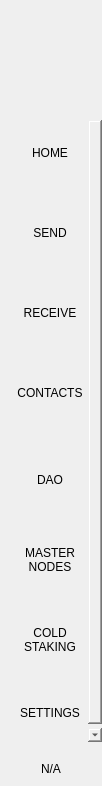
The window that src/qt/bltg/forms/navmenuwidget.ui (minerric/BLTG) describes before a commit, drawn with Qt 5.
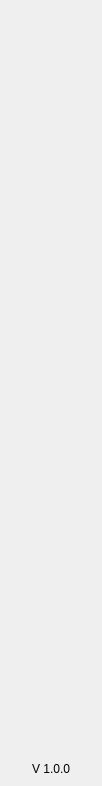
The same window after the commit.

What changed in the file:
```diff
--- a/src/qt/bltg/forms/navmenuwidget.ui
+++ b/src/qt/bltg/forms/navmenuwidget.ui
@@ -36,7 +36,7 @@
    </property>
    <item>
     <widget class="QWidget" name="navContainer_2" native="true">
-     <layout class="QVBoxLayout" name="navContainer" stretch="0,0,0,0">
+     <layout class="QVBoxLayout" name="navContainer" stretch="0,0,0,0,0,0,0,0,1,0,0">
       <property name="spacing">
        <number>0</number>
       </property>
@@ -75,90 +75,6 @@
        </widget>
       </item>
       <item>
-       <widget class="QScrollArea" name="scrollAreaNav">
-        <property name="sizePolicy">
-         <sizepolicy hsizetype="Expanding" vsizetype="Expanding">
-          <horstretch>0</horstretch>
-          <verstretch>0</verstretch>
-         </sizepolicy>
-        </property>
-        <property name="minimumSize">
-         <size>
-          <width>0</width>
-          <height>0</height>
-         </size>
-        </property>
-        <property name="styleSheet">
-         <string notr="true">QScrollBar {
-height:0px;
- width:0px;
-}
-
-#scrollAreaNav{
-background-color:transparent;
-}</string>
-        </property>
-        <property name="horizontalScrollBarPolicy">
-         <enum>Qt::ScrollBarAlwaysOff</enum>
-        </property>
-        <property name="sizeAdjustPolicy">
-         <enum>QAbstractScrollArea::AdjustToContents</enum>
-        </property>
-        <property name="widgetResizable">
-         <bool>true</bool>
-        </property>
-        <property name="alignment">
-         <set>Qt::AlignLeading|Qt::AlignLeft|Qt::AlignTop</set>
-        </property>
-        <widget class="QWidget" name="scrollAreaNavVert">
-         <property name="geometry">
-          <rect>
-           <x>0</x>
-           <y>0</y>
-           <width>100</width>
-           <height>640</height>
-          </rect>
-         </property>
-         <property name="sizePolicy">
-          <sizepolicy hsizetype="Preferred" vsizetype="Expanding">
-           <horstretch>0</horstretch>
-           <verstretch>0</verstretch>
-          </sizepolicy>
-         </property>
-         <property name="minimumSize">
-          <size>
-           <width>0</width>
-           <height>0</height>
-          </size>
-         </property>
-         <property name="autoFillBackground">
-          <bool>false</bool>
-         </property>
-         <property name="styleSheet">
-          <string notr="true">#scrollAreaNavVert{
-background-color:transparent;
-}</string>
-         </property>
-         <layout class="QVBoxLayout" name="verticalLayout_3">
-          <property name="spacing">
-           <number>0</number>
-          </property>
-          <property name="sizeConstraint">
-           <enum>QLayout::SetDefaultConstraint</enum>
-          </property>
-          <property name="leftMargin">
-           <number>0</number>
-          </property>
-          <property name="topMargin">
-           <number>0</number>
-          </property>
-          <property name="rightMargin">
-           <number>0</number>
-          </property>
-          <property name="bottomMargin">
-           <number>0</number>
-          </property>
-          <item>
            <widget class="QToolButton" name="btnDashboard">
             <property name="minimumSize">
              <size>
@@ -167,8 +83,7 @@
              </size>
             </property>
             <property name="text">
-             <string>HOME
-</string>
+         <string/>
             </property>
             <property name="iconSize">
              <size>
@@ -196,8 +111,7 @@
              </size>
             </property>
             <property name="text">
-             <string>SEND
-</string>
+         <string/>
             </property>
             <property name="iconSize">
              <size>
@@ -222,8 +136,7 @@
              </size>
             </property>
             <property name="text">
-             <string>RECEIVE
-</string>
+         <string/>
             </property>
             <property name="checkable">
              <bool>true</bool>
@@ -242,8 +155,7 @@
              </size>
             </property>
             <property name="text">
-             <string>CONTACTS
-</string>
+         <string/>
             </property>
             <property name="iconSize">
              <size>
@@ -260,7 +172,7 @@
            </widget>
           </item>
           <item>
-           <widget class="QToolButton" name="btnGovernance">
+       <widget class="QToolButton" name="btnPrivacy">
             <property name="minimumSize">
              <size>
               <width>100</width>
@@ -268,7 +180,7 @@
              </size>
             </property>
             <property name="text">
-             <string>DAO</string>
+         <string/>
             </property>
             <property name="iconSize">
              <size>
@@ -293,8 +205,7 @@
              </size>
             </property>
             <property name="text">
-             <string>MASTER
-NODES</string>
+         <string/>
             </property>
             <property name="iconSize">
              <size>
@@ -319,8 +230,7 @@
              </size>
             </property>
             <property name="text">
-             <string>COLD
-STAKING</string>
+         <string/>
             </property>
             <property name="iconSize">
              <size>
@@ -345,8 +255,7 @@
              </size>
             </property>
             <property name="text">
-             <string>SETTINGS
-</string>
+         <string/>
             </property>
             <property name="iconSize">
              <size>
@@ -360,10 +269,6 @@
             <property name="autoExclusive">
              <bool>true</bool>
             </property>
-           </widget>
-          </item>
-         </layout>
-        </widget>
        </widget>
       </item>
       <item>
@@ -371,27 +276,18 @@
         <property name="orientation">
          <enum>Qt::Vertical</enum>
         </property>
-        <property name="sizeType">
-         <enum>QSizePolicy::Minimum</enum>
-        </property>
         <property name="sizeHint" stdset="0">
          <size>
           <width>20</width>
-          <height>20</height>
+          <height>40</height>
          </size>
         </property>
        </spacer>
       </item>
       <item alignment="Qt::AlignHCenter">
        <widget class="QLabel" name="labelVersion">
-        <property name="maximumSize">
-         <size>
-          <width>16777215</width>
-          <height>60</height>
-         </size>
-        </property>
         <property name="text">
-         <string notr="true">N/A</string>
+         <string>V 1.0.0</string>
         </property>
         <property name="alignment">
          <set>Qt::AlignBottom|Qt::AlignHCenter</set>
```
Left out of the diff: 2 changed lines with no effect on the pictures. Lines whose indentation alone changed are shown as unchanged.
